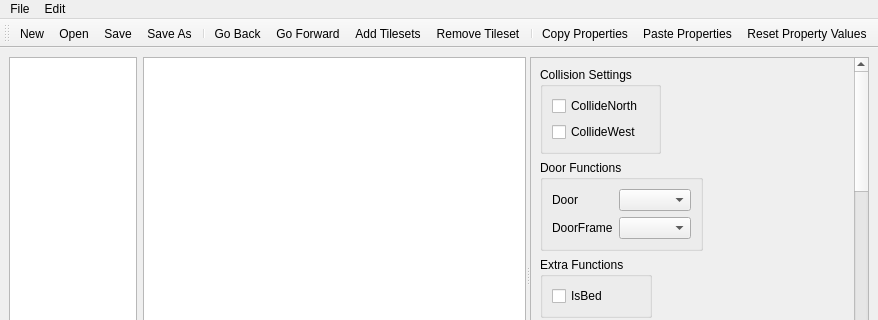
The window that src/tiled/tiledefdialog.ui (timbaker/tiled) describes before a commit, drawn with Qt 5; both pictures show x 0 to 878 and y 0 to 320 of the 878 by 553 pixel window.
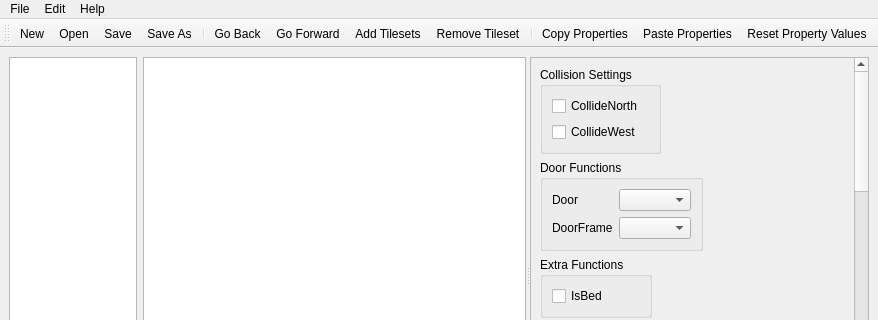
The same window after the commit. Icons and pictures are not drawn. Custom widgets are drawn as their Qt base class.

Commit message: Added Help menu and docs to the tile properties editor.

```diff
--- a/src/tiled/tiledefdialog.ui
+++ b/src/tiled/tiledefdialog.ui
@@ -686,8 +686,15 @@
     <addaction name="actionPasteProperties"/>
     <addaction name="actionReset"/>
    </widget>
+   <widget class="QMenu" name="menuHelp">
+    <property name="title">
+     <string>Help</string>
+    </property>
+    <addaction name="actionUserGuide"/>
+   </widget>
    <addaction name="menuFile"/>
    <addaction name="menuEdit"/>
+   <addaction name="menuHelp"/>
   </widget>
   <widget class="QStatusBar" name="statusbar"/>
   <widget class="QToolBar" name="toolBar">
```
Left out of the diff: 5 changed lines with no effect on the pictures. The commit also changes 4 other files.
